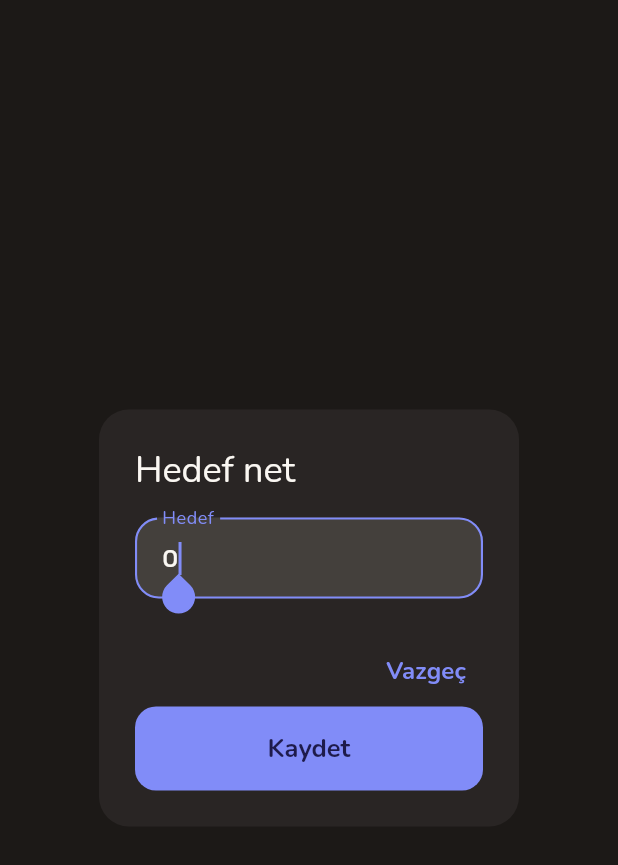
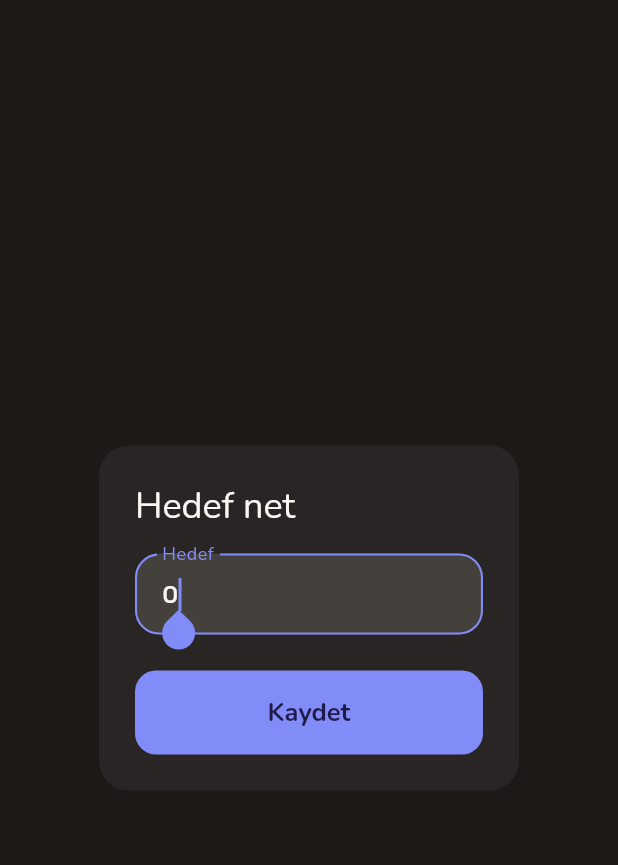
Before and after one commit to ogulcanismik/DenemeTakip, a Flutter app: the _HedefEditDialog widget shown alone on an empty page, opened directly with empty values, on a phone screen of 412 x 824 dp. Shown: the top 865 px of the screen. Run offline on Flutter 3.47's test engine with Material 3 defaults, Android fonts, the phone set to English and light mode, and no system bars; our stand-ins replace fl_chart, flutter_riverpod, google_fonts, hive_flutter; accounts and stored records are empty.

Commit message:
Remove Vazgeç from Hedef net dialog.
Keep Kaydet; barrier and system back still dismiss.

```diff
--- a/lib/ui/widgets/hedef_edit_dialog.dart
+++ b/lib/ui/widgets/hedef_edit_dialog.dart
@@ -79,10 +79,6 @@ class _HedefEditDialogState extends State<_HedefEditDialog> {
         ],
       ),
       actions: [
-        TextButton(
-          onPressed: () => Navigator.pop(context),
-          child: const Text('Vazgeç'),
-        ),
         FilledButton(onPressed: _submit, child: const Text('Kaydet')),
       ],
     );
```
